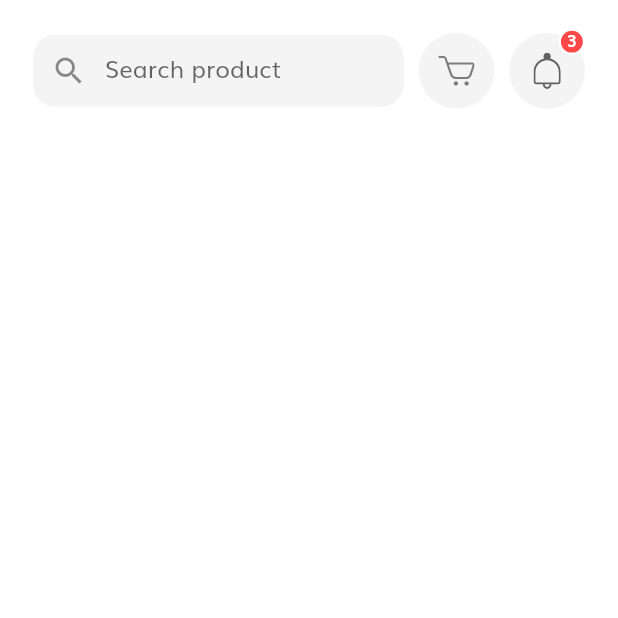
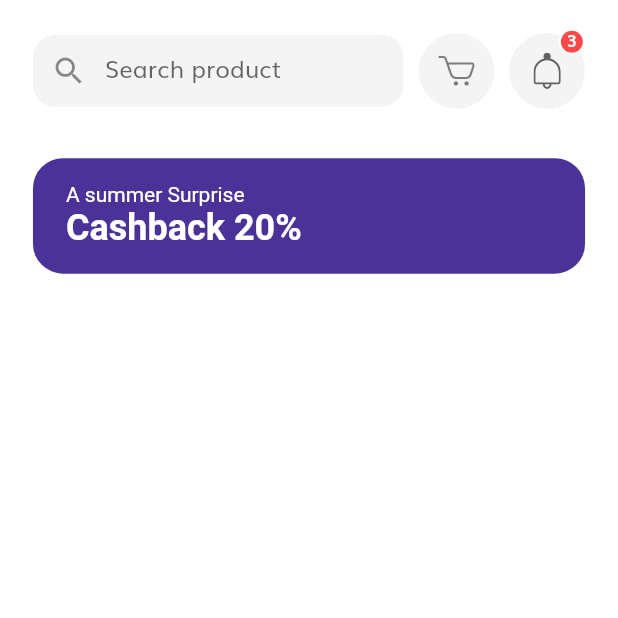
Before and after one commit to MorgueMorg/Tokoto-Flutter-E-Commerce, a Flutter app: the HomeScreen screen opened by its route, on a phone screen of 412 x 824 dp, the top half of it. Run offline on Flutter 3.47's test engine with Material 2 defaults, Android fonts, the phone set to English and light mode, and no system bars; our stand-ins replace flutter_svg.

Commit message:
Added discount banner for home screen :pager:

```diff
--- a/lib/screens/home/components/body.dart
+++ b/lib/screens/home/components/body.dart
@@ -1,3 +1,4 @@
+import 'package:e_commerce/screens/home/components/discount_banner.dart';
 import 'package:e_commerce/screens/home/components/home_header.dart';
 import 'package:e_commerce/size_config.dart';
 import 'package:flutter/material.dart';
@@ -13,6 +14,8 @@ class Body extends StatelessWidget {
           children: [
             SizedBox(height: getProportionateScreenWidth(20)),
             HomeHeader(),
+            SizedBox(height: getProportionateScreenWidth(30)),
+            DiscountBanner(),
           ],
         ),
       ),
--- /dev/null
+++ b/lib/screens/home/components/discount_banner.dart
@@ -0,0 +1,34 @@
+import 'package:e_commerce/size_config.dart';
+import 'package:flutter/material.dart';
+
+class DiscountBanner extends StatelessWidget {
+  const DiscountBanner({
+    super.key,
+  });
+
+  @override
+  Widget build(BuildContext context) {
+    return Container(
+      margin: EdgeInsets.symmetric(
+        horizontal: getProportionateScreenWidth(20),
+      ),
+      padding: EdgeInsets.symmetric(
+          horizontal: getProportionateScreenWidth(20),
+          vertical: getProportionateScreenWidth(15)),
+      width: double.infinity,
+      decoration: BoxDecoration(
+          color: Color(0xFF4A3298), borderRadius: BorderRadius.circular(20)),
+      child: Text.rich(
+        TextSpan(
+          text: "A summer Surprise\n",
+          style: TextStyle(color: Colors.white),
+          children: [
+            TextSpan(
+                text: "Cashback 20%",
+                style: TextStyle(fontSize: 24, fontWeight: FontWeight.bold)),
+          ],
+        ),
+      ),
+    );
+  }
+}
```
